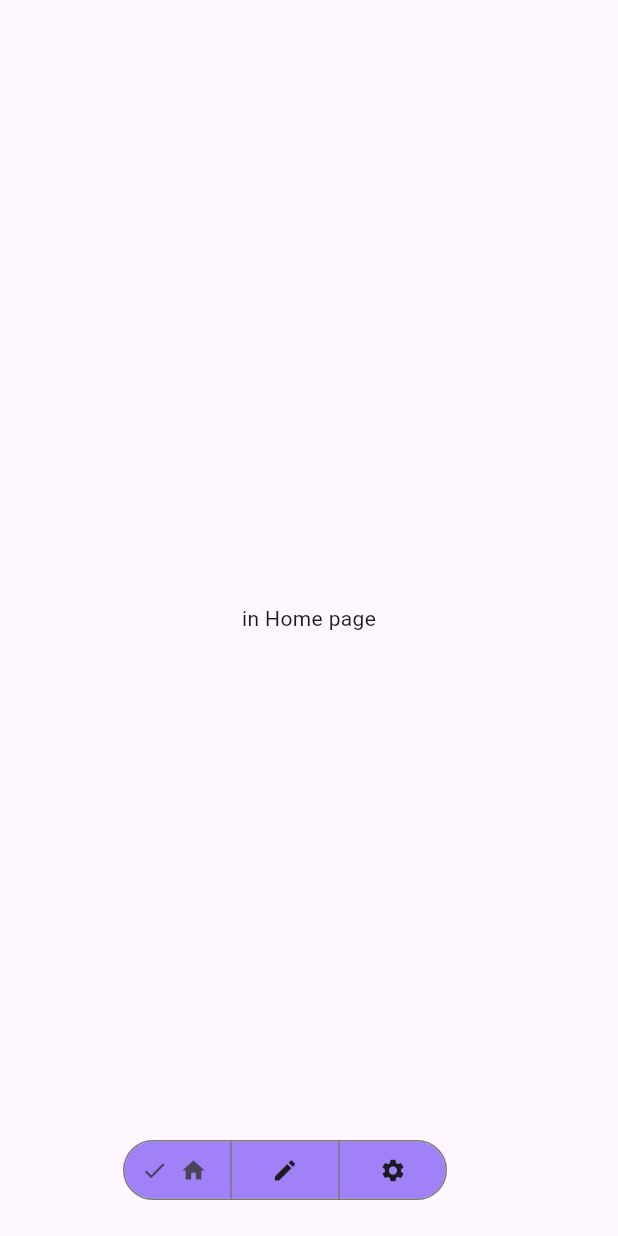
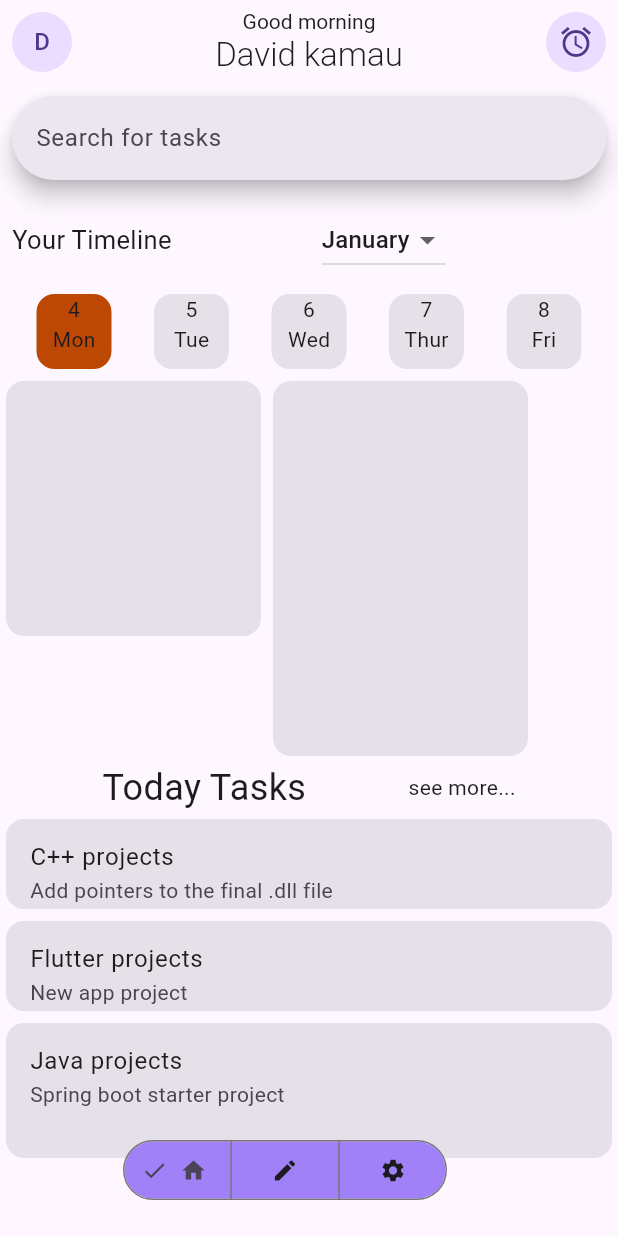
Before and after one commit to kamaathedj/BlueSky, a Flutter app: the screen it shows after launch, on a phone screen of 412 x 824 dp. Run offline on Flutter 3.47's test engine with Material 3 defaults, Android fonts, the phone set to English and light mode, and no system bars; our stand-ins replace floor, flutter_riverpod, sqflite; accounts and stored records are empty; generated files the repository leaves out were written again.

Commit message:
:sparkles: Added home ui

```diff
--- a/lib/main.dart
+++ b/lib/main.dart
@@ -18,6 +18,7 @@ class MainApp extends StatelessWidget {
   @override
   Widget build(BuildContext context) {
     return  MaterialApp(
+      debugShowCheckedModeBanner: false,
       routes: <String, WidgetBuilder> {
       '/create': (BuildContext context) => CreateTask(),
       '/setting': (BuildContext context) => SettingPage(),
--- a/lib/src/Home.dart
+++ b/lib/src/Home.dart
@@ -8,10 +8,178 @@ const Home({ super.key });
   Widget build(BuildContext context){
 
     return Scaffold(
-      body: Center(
-        child: Text("in Home page")
+      appBar: AppBar(
+        title: Column(
+          children: [
+            Text('Good morning',style: TextStyle(fontSize: 14),),
+            Text("David kamau", style: TextStyle(fontWeight: FontWeight.w300),)
+          ],
+        ),
+        centerTitle: true,
+        leading: Padding(
+          padding: const EdgeInsets.all(8.0),
+          child: CircleAvatar(child: Text("D"),),
+        ),
+        actions: [
+          Padding(
+            padding: const EdgeInsets.all(8.0),
+            child: CircleAvatar(child: Icon(Icons.alarm),),
+          )
+        ],
+
       ),
+      body: ListView(
+        shrinkWrap: true,
+          children: [
+            Padding(
+              padding: const EdgeInsets.all(8.0),
+              child: SearchBar(
+                hintText: "Search for tasks",
+
+              ),
+
+            ),
+            //timeline
+              Padding(
+                padding: const EdgeInsets.all(8.0),
+                child: Row(
+                              children: [
+                                Text("Your Timeline",style: TextStyle(fontSize: 17),),
+                                Padding(
+                                  padding: const EdgeInsets.fromLTRB(100.0,0,0,0),
+                                  child: DropdownButton(
+                                    items: [
+                                      DropdownMenuItem(child: Text('January')),
+
+
+                                    ],
+                                    onChanged: (s)=>print('nana')),
+                                ),
+
+                            ],
+                            ),
+              ),
+              //date cards
+                DateCards(),
+              //cards
+            Row(
+              crossAxisAlignment: CrossAxisAlignment.start,
+              children: [
+
+                Card.filled(
+                  child: SizedBox.square(
+                    dimension:170,
+                  ),
+                ),
+                Card.filled(
+                  child: SizedBox.fromSize(
+                    size: Size(170, 250),
+                  ),
+                ),
+              ],
+            ),
+            //Todays tasks
+            Row(
+              mainAxisAlignment: MainAxisAlignment.spaceEvenly,
+              children: [
+                Text("Today Tasks" ,style: TextStyle(fontSize: 24),),
+                Text("see more...")
+              ],
+            ),
+            Card.filled(
+              child: SizedBox.fromSize(
+                size: Size(300,60),
+                child: ListTile(
+                  title: Text("C++ projects"),
+                  subtitle: Text("Add pointers to the final .dll file"),
+                  ),
+              ),
+            ),
+                        Card.filled(
+              child: SizedBox.fromSize(
+                size: Size(300,60),
+                child: ListTile(
+                  title: Text("Flutter projects"),
+                  subtitle: Text("New app project"),
+                  ),
+              ),
+            ),
+                        Card.filled(
+              child: SizedBox.fromSize(
+                size: Size(300,90),
+                child: ListTile(
+                  title: Text("Java projects"),
+                  subtitle: Text("Spring boot starter project"),
+                  ),
+              ),
+            ),
+
+          ],
+        ),
       floatingActionButton: myFloatingActionButton(),
     );
   }
 }
+
+class DateCards extends StatelessWidget {
+  const DateCards({
+    super.key,
+  });
+
+  @override
+  Widget build(BuildContext context) {
+    return Row(
+      mainAxisAlignment: MainAxisAlignment.spaceEvenly,
+      children: [
+        Card.filled(
+          color: Color.fromARGB(255, 189, 72, 4),
+          child: SizedBox.square(
+          dimension: 50,child: Column(
+            children: [
+              Text('4'),
+              Text("Mon")
+              ],
+              ),
+              )
+              ),
+              Card.filled(child: SizedBox.square(
+          dimension: 50,child: Column(
+            children: [
+              Text('5'),
+              Text("Tue")
+              ],
+              ),
+              )
+              ),
+              Card.filled(child: SizedBox.square(
+          dimension: 50,child: Column(
+            children: [
+              Text('6'),
+              Text("Wed")
+              ],
+              ),
+              )
+              ),
+              Card.filled(child: SizedBox.square(
+          dimension: 50,child: Column(
+            children: [
+              Text('7'),
+              Text("Thur")
+              ],
+              ),
+              )
+              ),
+              Card.filled(child: SizedBox.square(
+          dimension: 50,child: Column(
+            children: [
+              Text('8'),
+              Text("Fri")
+              ],
+              ),
+              )
+              ),
+
+      ],
+    );
+  }
+}
```
Also changed, not shown: 1 other file.
